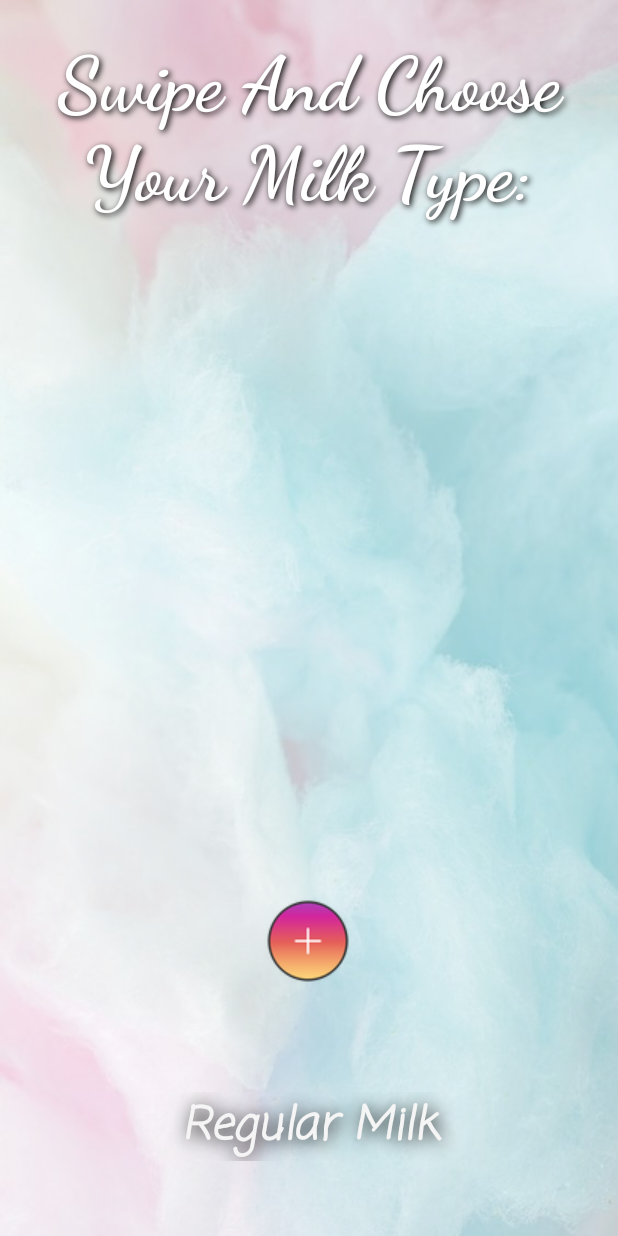
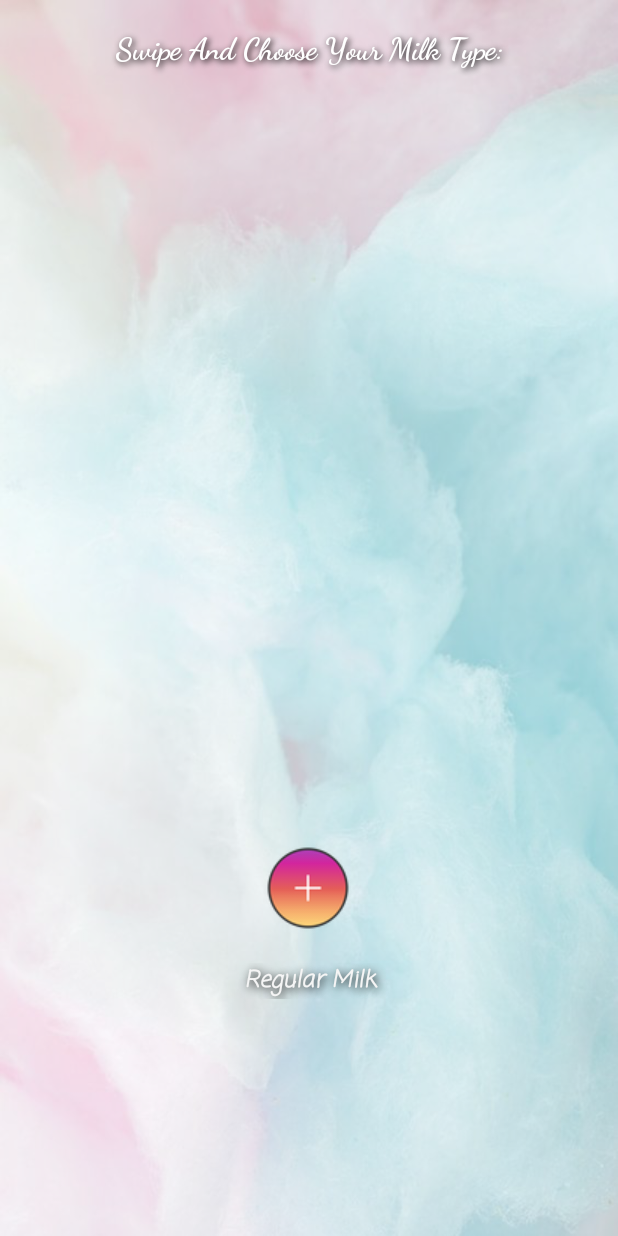
Before and after one commit to chagayh/GalaxyCoffee, an Android app: the layout activity_choose_milk_window.xml on its own in the app's theme, with its tools: preview values and no code run, on a phone screen of 412 x 824 dp. Run offline under Robolectric (Android 15) with nearby library versions, the phone set to English and light mode, and no system bars.

```diff
--- a/app/build.gradle
+++ b/app/build.gradle
@@ -29,4 +29,5 @@ dependencies {
 
     //Add Library
     implementation 'com.nex3z:notification-badge:0.1.0'
+
 }
--- a/app/src/main/java/com/example/galaxycoffie3/End.java
+++ b/app/src/main/java/com/example/galaxycoffie3/End.java
@@ -33,7 +33,7 @@ public class End extends AppCompatActivity {
         // Hook up the VideoView to our UI.
         videoBG = findViewById(R.id.videoView);
         orderNumber = (TextView) findViewById(R.id.orderNumber);
-        orderNumber.setText("Order number:\n" + (int)(Math.random()*300));
+        orderNumber.setText("Order number:\n" + (int) (Math.random() * 300));
         // Build your video Uri
         Uri uri = Uri.parse("android.resource://" // First start with this,
                 + getPackageName() // then retrieve your package name,
--- a/app/src/main/java/com/example/galaxycoffie3/Payment.java
+++ b/app/src/main/java/com/example/galaxycoffie3/Payment.java
@@ -72,7 +72,7 @@ public class Payment extends AppCompatActivity implements View.OnTouchListener {
             @Override
             public void onAnimationEnd(Animator animation) {
                 super.onAnimationCancel(animation);
-                Intent addIntent = new Intent(getApplicationContext(), End.class);
+                Intent addIntent = new Intent(getApplicationContext(), Camera.class);
                 startActivity(addIntent);
             }
         });
--- a/app/src/main/java/com/example/galaxycoffie3/ShoppingCart.java
+++ b/app/src/main/java/com/example/galaxycoffie3/ShoppingCart.java
@@ -99,8 +99,10 @@ public class ShoppingCart extends AppCompatActivity {
      */
     public void onChooseMilk(View v) {
         data.currentIndex = getLineIdx(v);
+        data.inShopCart = true;
         Intent addIntent = new Intent(getApplicationContext(), ChooseMilkWindow.class);
         startActivity(addIntent);
+        finish();
     }
 
     /*
--- a/app/src/main/res/layout/activity_choose_milk_window.xml
+++ b/app/src/main/res/layout/activity_choose_milk_window.xml
@@ -17,7 +17,7 @@
     <LinearLayout
         android:id="@+id/SliderDots1"
         android:layout_width="0dp"
-        android:layout_height="46dp"
+        android:layout_height="30dp"
         android:gravity="clip_vertical|center_horizontal"
         android:orientation="horizontal"
         app:layout_constraintEnd_toEndOf="parent"
@@ -28,7 +28,7 @@
     <androidx.viewpager.widget.ViewPager
         android:id="@+id/viewPager"
         android:layout_width="fill_parent"
-        android:layout_height="238dp"
+        android:layout_height="200dp"
         android:scaleType="center"
         app:layout_constraintBottom_toBottomOf="parent"
         app:layout_constraintEnd_toEndOf="parent"
@@ -38,51 +38,24 @@
     <TextView
         android:id="@+id/textView3"
         android:layout_width="0dp"
-        android:layout_height="172dp"
+        android:layout_height="66dp"
         android:background="#00FFFFFF"
         android:gravity="center"
         android:padding="5dp"
+        android:shadowColor="@color/black"
         android:shadowDx="2"
         android:shadowDy="2"
         android:shadowRadius="5"
-        android:shadowColor="@color/black"
         android:text="Swipe And Choose Your Milk Type:"
         android:textAllCaps="false"
         android:textAppearance="@style/TextAppearance.AppCompat.Display1"
         android:textColor="#FFFFFF"
-        android:textSize="50dp"
+        android:textSize="20sp"
         android:textStyle="bold"
         app:fontFamily="cursive"
         app:layout_constraintEnd_toEndOf="parent"
         app:layout_constraintStart_toStartOf="parent"
         app:layout_constraintTop_toTopOf="parent" />
-
-    <LinearLayout
-        android:id="@+id/linearLayout1"
-        android:layout_width="match_parent"
-        android:layout_height="wrap_content"
-        android:layout_below="@+id/SliderDots1"
-        app:layout_constraintBottom_toBottomOf="parent"
-        app:layout_constraintEnd_toEndOf="parent"
-        app:layout_constraintStart_toStartOf="parent"
-        app:layout_constraintTop_toBottomOf="@+id/proceed_coffee">
-
-        <TextView
-            android:id="@+id/coffee_type"
-            android:layout_width="0dp"
-            android:layout_height="wrap_content"
-            android:layout_weight="1"
-            android:gravity="center"
-            android:shadowColor="@color/black"
-            android:shadowDx="2"
-            android:shadowDy="2"
-            android:shadowRadius="15"
-            android:text="Regular Milk"
-            android:textColor="@color/white_smoke"
-            android:textSize="30sp"
-            android:textStyle="bold|italic"
-            app:fontFamily="casual" />
-    </LinearLayout>
 
     <ImageButton
         android:id="@+id/proceed_coffee"
@@ -95,5 +68,24 @@
         app:layout_constraintStart_toStartOf="parent"
         app:layout_constraintTop_toBottomOf="@+id/SliderDots1" />
 
+    <TextView
+        android:id="@+id/coffee_type"
+        android:layout_width="0dp"
+        android:layout_height="wrap_content"
+        android:layout_weight="1"
+        android:gravity="center"
+        android:shadowColor="@color/black"
+        android:shadowDx="2"
+        android:shadowDy="2"
+        android:shadowRadius="7"
+        android:text="Regular Milk"
+        android:textColor="@color/white_smoke"
+        android:textSize="15sp"
+        android:textStyle="bold|italic"
+        app:fontFamily="casual"
+        app:layout_constraintEnd_toEndOf="parent"
+        app:layout_constraintStart_toStartOf="parent"
+        app:layout_constraintTop_toBottomOf="@+id/proceed_coffee" />
+
 
 </androidx.constraintlayout.widget.ConstraintLayout>
--- a/app/src/main/res/values/styles.xml
+++ b/app/src/main/res/values/styles.xml
@@ -17,4 +17,9 @@
         <item name="android:activityCloseExitAnimation">@anim/slide_out_right</item>
     </style>
 
+    <style name="AppTheme.CustomTheme">
+        <item name="android:windowIsFloating">@color/colorPrimary</item>
+        <item name="android:windowCloseOnTouchOutside">false</item>
+    </style>
+
 </resources>
```
Also changed, not shown: app/src/main/AndroidManifest.xml (+8 -2 lines), app/src/main/java/com/example/galaxycoffie3/ChooseCoffeeWindow.java (+10 -2 lines), app/src/main/java/com/example/galaxycoffie3/ChooseMilkWindow.java (+30 -2 lines), app/src/main/java/com/example/galaxycoffie3/Coffee.java (+5 -2 lines), app/src/main/java/com/example/galaxycoffie3/Data.java (+8 -0 lines), app/src/main/res/layout/activity_camera.xml (added, +79 -0 lines), app/src/main/res/layout/video_sign_out.xml (+37 -57 lines), 1 other file.
